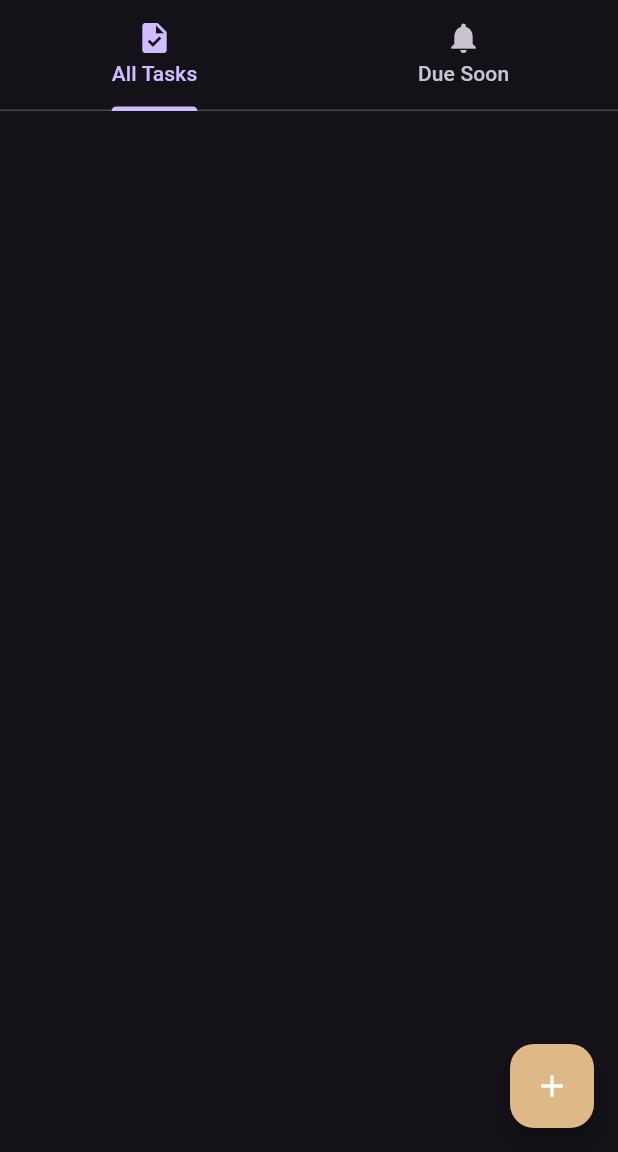
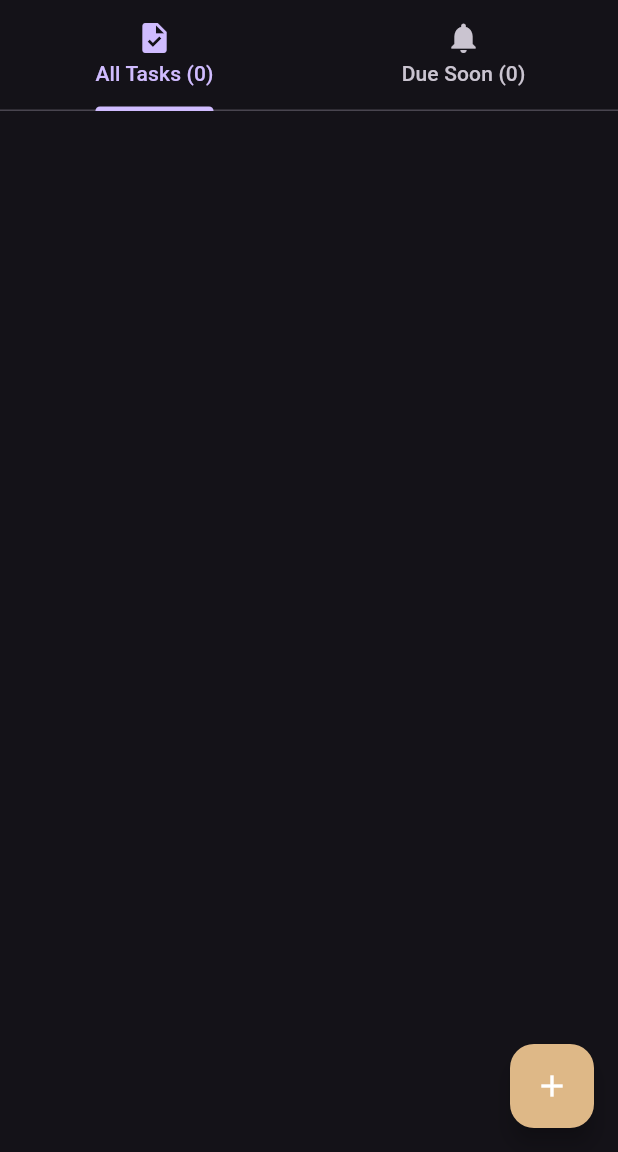
Before and after one commit to LunaAndrei/CRAMPANION_PROJEC, a Flutter app: the screen it shows after launch, after a tap on the "dark mode" icon, on a phone screen of 412 x 824 dp, the part 84-1236 px from its top. Run offline on Flutter 3.47's test engine with Material 3 defaults, Android fonts, the phone set to English and light mode, and no system bars; our stand-ins replace permission_handler.

Commit message:
add count task in tabs

```diff
--- a/lib/taskscreen.dart
+++ b/lib/taskscreen.dart
@@ -170,8 +170,8 @@ class _TaskScreenState extends State<TaskScreen> with SingleTickerProviderStateM
         bottom: TabBar(
           controller: _tabController,
           tabs: [
-            Tab(icon: Icon(Icons.task), text: "All Tasks"),
-            Tab(icon: Icon(Icons.notifications), text: "Due Soon"),
+            Tab(icon: Icon(Icons.task), text: "All Tasks (${tasksNotDueSoon.length})"),
+            Tab(icon: Icon(Icons.notifications), text: "Due Soon (${tasksDueSoon.length})"),
           ],
         ),
       ),
```
